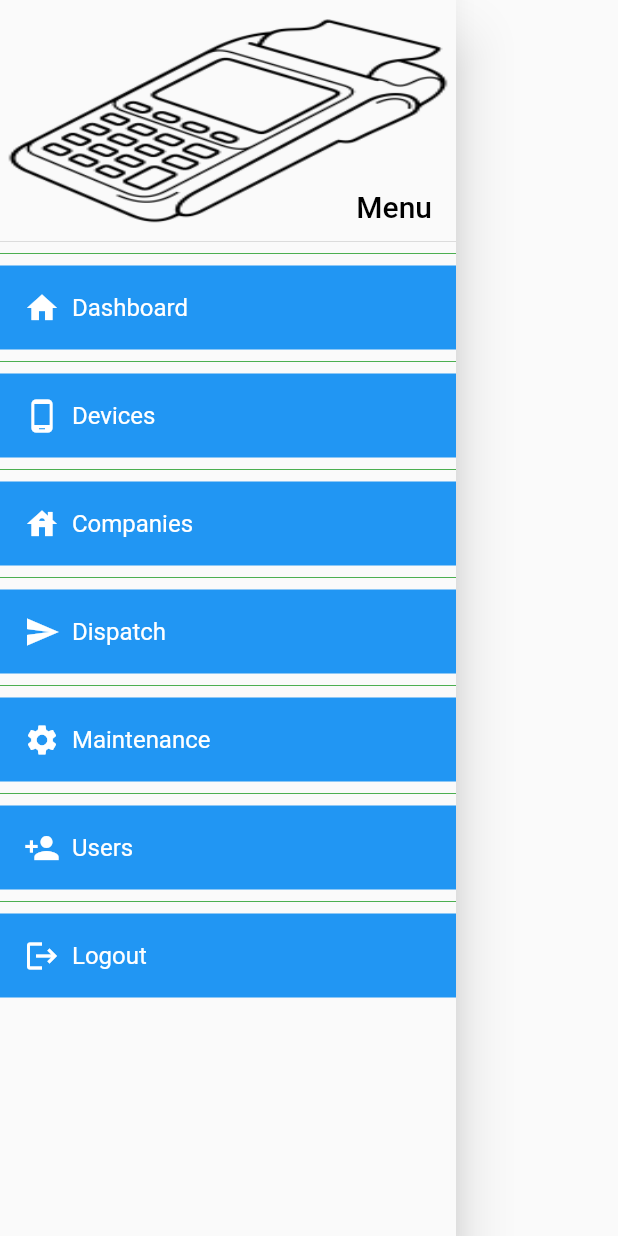
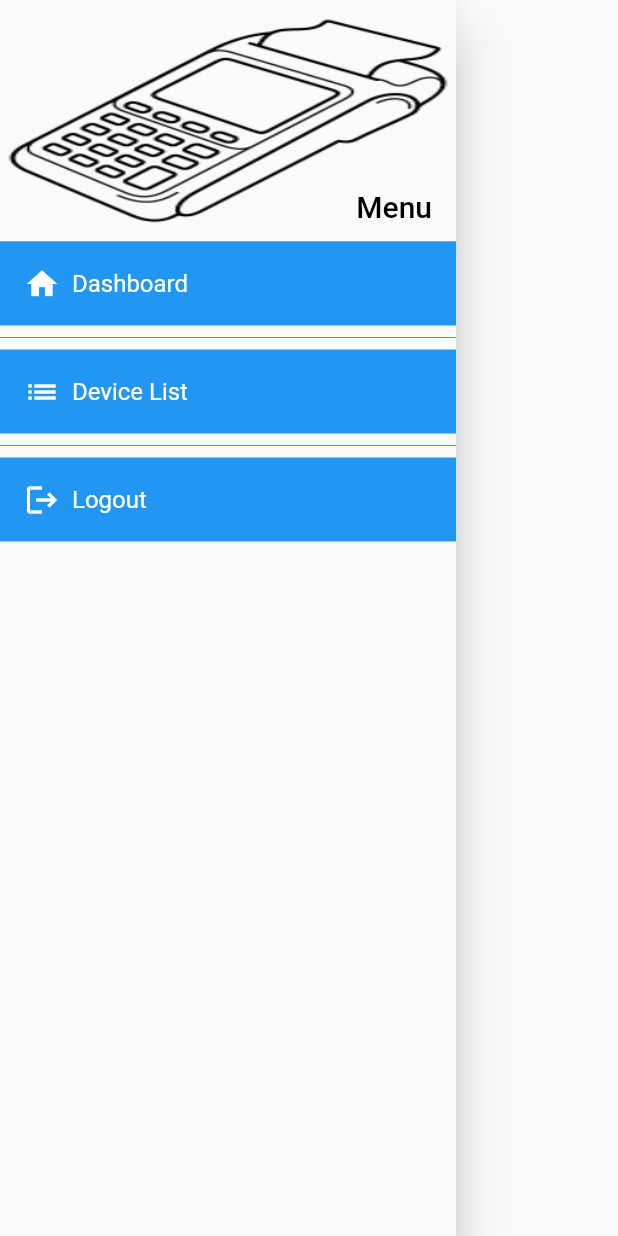
Before and after one commit to MahmudSuleman/nanti_flutter_web, a Flutter app: the AppDrawer widget shown alone on an empty page, opened directly, on a phone screen of 412 x 824 dp. Run offline on Flutter 3.47's test engine with Material 2 defaults, Android fonts, the phone set to English and light mode, and no system bars; our stand-ins replace shared_preferences; accounts and stored records are empty; statements that could not run were skipped.

Commit message:
separate user appBar from admin appBar

```diff
--- a/lib/widgets/app_drawer.dart
+++ b/lib/widgets/app_drawer.dart
@@ -4,17 +4,75 @@ import 'package:nanti_flutter_web/screens/device_list.dart';
 import 'package:nanti_flutter_web/screens/dispatch_list.dart';
 import 'package:nanti_flutter_web/screens/login.dart';
 import 'package:nanti_flutter_web/screens/maintenance_list.dart';
+import 'package:nanti_flutter_web/screens/user/user_device_list.dart';
 import 'package:nanti_flutter_web/screens/user_list.dart';
 import 'package:nanti_flutter_web/services/auth_service.dart';
 import 'package:nanti_flutter_web/user_prefs.dart';
 
-class AppDrawer extends StatelessWidget {
+class AppDrawer extends StatefulWidget {
+  @override
+  _AppDrawerState createState() => _AppDrawerState();
+}
+
+class _AppDrawerState extends State<AppDrawer> {
+  bool isAdmin = false;
+  @override
+  void didChangeDependencies() {
+    super.didChangeDependencies();
+    AuthService.isAdmin().then((value) {
+      setState(() {
+        isAdmin = value;
+      });
+    });
+  }
+
   @override
   Widget build(BuildContext context) {
+    AuthService.isAdmin().then((value) {
+      setState(() {});
+      isAdmin = value;
+    });
     return Drawer(
       child: ListView(
         padding: EdgeInsets.zero,
-        children: <Widget>[
+        children: isAdmin ? adminAppDrawer(context) : userAppDrawer(context),
+      ),
+    );
+  }
+
+  List<Widget> userAppDrawer(context) => [
+        _createHeader(),
+        _createDrawerItem(
+          context,
+          icon: Icons.home,
+          text: 'Dashboard',
+          onTap: () {
+            Navigator.pushReplacementNamed(context, '/');
+          },
+        ),
+        divider(),
+        _createDrawerItem(
+          context,
+          icon: Icons.list,
+          text: 'Device List',
+          onTap: () {
+            Navigator.pushNamed(context, UserDeviceList.routeName);
+          },
+        ),
+        divider(),
+        _createDrawerItem(
+          context,
+          icon: Icons.logout,
+          text: 'Logout',
+          onTap: () {
+            UserPrefs.clearUser().then((_) {
+              Navigator.pushReplacementNamed(context, Login.routeName);
+            });
+          },
+        ),
+      ];
+
+  List<Widget> adminAppDrawer(context) => [
         _createHeader(),
         divider(),
         _createDrawerItem(
@@ -81,10 +139,7 @@ class AppDrawer extends StatelessWidget {
             });
           },
         ),
-        ],
-      ),
-    );
-  }
+      ];
 
   Divider divider() => Divider(
         color: Colors.green,
```
Lines whose indentation alone changed are shown as unchanged.
